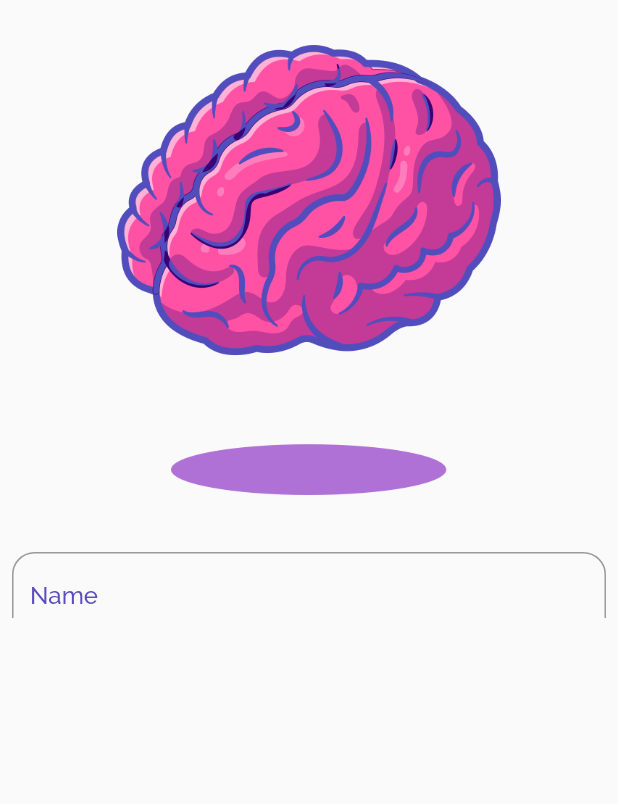
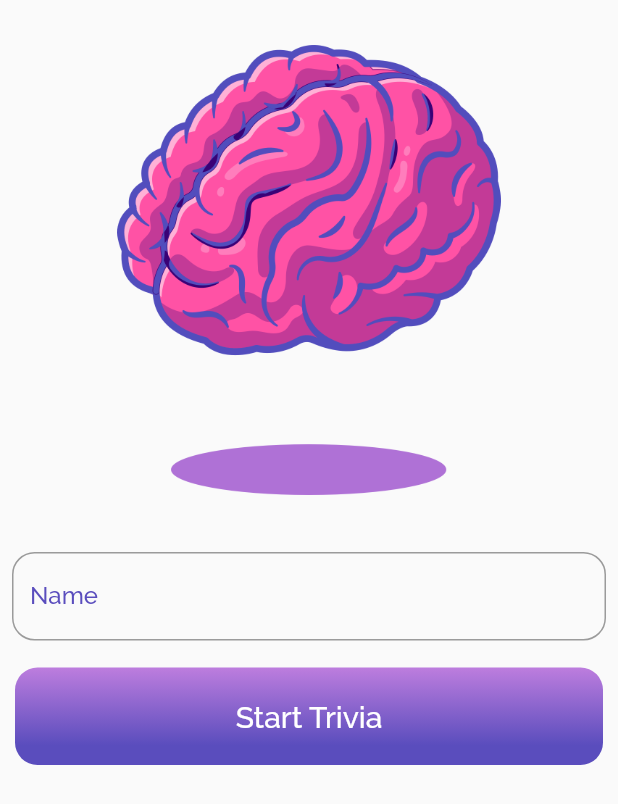
Before and after one commit to Kodrillar/Strish, a Flutter app: the screen it shows after launch, on a phone screen of 412 x 824 dp. Shown: the top 804 px of the screen. Run offline on Flutter 3.47's test engine with Material 2 defaults, Android fonts, the phone set to English and light mode, and no system bars; our stand-ins replace audioplayers, get.

Commit message:
Update welcome_page.dart

```diff
--- a/lib/src/views/welcome_page.dart
+++ b/lib/src/views/welcome_page.dart
@@ -9,8 +9,8 @@ class WelcomePage extends StatelessWidget {
   final TextEditingController welcomeControl = TextEditingController();
   @override
   Widget build(BuildContext context) {
-    double _width = MediaQuery.of(context).size.height;
-    double _height = MediaQuery.of(context).size.width;
+    double _width = MediaQuery.of(context).size.width;
+    double _height = MediaQuery.of(context).size.height;
     return SafeArea(
       child: Scaffold(
         body: Container(
```
